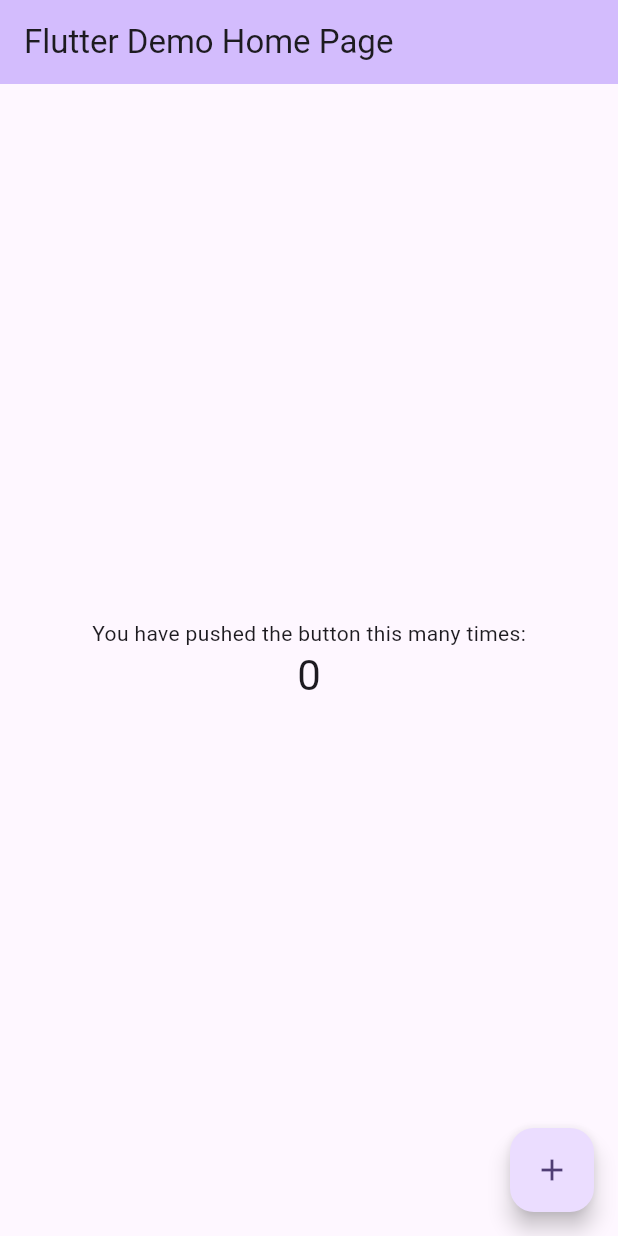
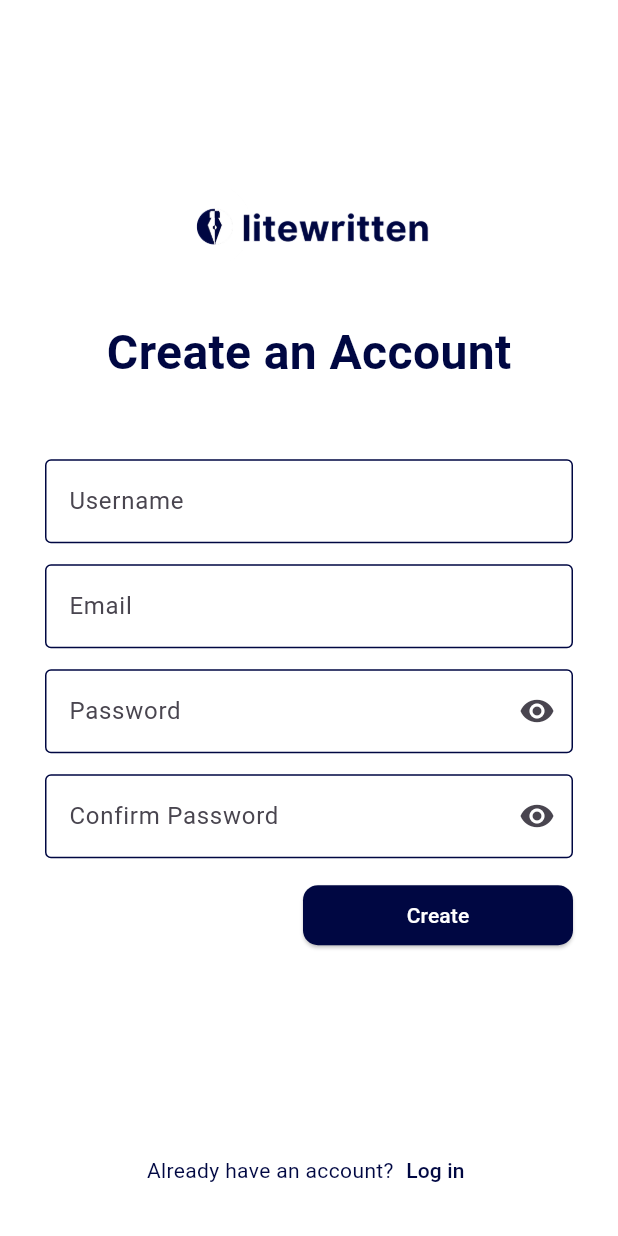
Before and after one commit to GodfreyPotato/litewritten, a Flutter app: the screen it shows after launch, on a phone screen of 412 x 824 dp. Run offline on Flutter 3.47's test engine with Material 3 defaults, Android fonts, the phone set to English and light mode, and no system bars; our stand-ins replace cloud_firestore, firebase_auth, firebase_core, quickalert; accounts and stored records are empty.

Commit message:
login registration working

```diff
--- a/lib/main.dart
+++ b/lib/main.dart
@@ -1,122 +1,24 @@
+import 'package:firebase_core/firebase_core.dart';
 import 'package:flutter/material.dart';
+import 'package:litewritten/firebase_options.dart';
+import 'package:litewritten/screens/loginScreen.dart';
+import 'package:litewritten/screens/registrationScreen.dart';
+import 'package:litewritten/screens/uploadAudio(do%20not%20touch).dart';
 
-void main() {
-  runApp(const MyApp());
+void main() async {
+  WidgetsFlutterBinding.ensureInitialized();
+  await Firebase.initializeApp(options: DefaultFirebaseOptions.currentPlatform);
+  runApp(LitewrittenApp());
 }
 
-class MyApp extends StatelessWidget {
-  const MyApp({super.key});
+class LitewrittenApp extends StatelessWidget {
+  const LitewrittenApp({super.key});
 
-  // This widget is the root of your application.
   @override
   Widget build(BuildContext context) {
     return MaterialApp(
-      title: 'Flutter Demo',
-      theme: ThemeData(
-        // This is the theme of your application.
-        //
-        // TRY THIS: Try running your application with "flutter run". You'll see
-        // the application has a purple toolbar. Then, without quitting the app,
-        // try changing the seedColor in the colorScheme below to Colors.green
-        // and then invoke "hot reload" (save your changes or press the "hot
-        // reload" button in a Flutter-supported IDE, or press "r" if you used
-        // the command line to start the app).
-        //
-        // Notice that the counter didn't reset back to zero; the application
-        // state is not lost during the reload. To reset the state, use hot
-        // restart instead.
-        //
-        // This works for code too, not just values: Most code changes can be
-        // tested with just a hot reload.
-        colorScheme: ColorScheme.fromSeed(seedColor: Colors.deepPurple),
-      ),
-      home: const MyHomePage(title: 'Flutter Demo Home Page'),
+      home: RegistrationScreen(),
+      debugShowCheckedModeBanner: false,
     );
   }
 }
-
-class MyHomePage extends StatefulWidget {
-  const MyHomePage({super.key, required this.title});
-
-  // This widget is the home page of your application. It is stateful, meaning
-  // that it has a State object (defined below) that contains fields that affect
-  // how it looks.
-
-  // This class is the configuration for the state. It holds the values (in this
-  // case the title) provided by the parent (in this case the App widget) and
-  // used by the build method of the State. Fields in a Widget subclass are
-  // always marked "final".
-
-  final String title;
-
-  @override
-  State<MyHomePage> createState() => _MyHomePageState();
-}
-
-class _MyHomePageState extends State<MyHomePage> {
-  int _counter = 0;
-
-  void _incrementCounter() {
-    setState(() {
-      // This call to setState tells the Flutter framework that something has
-      // changed in this State, which causes it to rerun the build method below
-      // so that the display can reflect the updated values. If we changed
-      // _counter without calling setState(), then the build method would not be
-      // called again, and so nothing would appear to happen.
-      _counter++;
-    });
-  }
-
-  @override
-  Widget build(BuildContext context) {
-    // This method is rerun every time setState is called, for instance as done
-    // by the _incrementCounter method above.
-    //
-    // The Flutter framework has been optimized to make rerunning build methods
-    // fast, so that you can just rebuild anything that needs updating rather
-    // than having to individually change instances of widgets.
-    return Scaffold(
-      appBar: AppBar(
-        // TRY THIS: Try changing the color here to a specific color (to
-        // Colors.amber, perhaps?) and trigger a hot reload to see the AppBar
-        // change color while the other colors stay the same.
-        backgroundColor: Theme.of(context).colorScheme.inversePrimary,
-        // Here we take the value from the MyHomePage object that was created by
-        // the App.build method, and use it to set our appbar title.
-        title: Text(widget.title),
-      ),
-      body: Center(
-        // Center is a layout widget. It takes a single child and positions it
-        // in the middle of the parent.
-        child: Column(
-          // Column is also a layout widget. It takes a list of children and
-          // arranges them vertically. By default, it sizes itself to fit its
-          // children horizontally, and tries to be as tall as its parent.
-          //
-          // Column has various properties to control how it sizes itself and
-          // how it positions its children. Here we use mainAxisAlignment to
-          // center the children vertically; the main axis here is the vertical
-          // axis because Columns are vertical (the cross axis would be
-          // horizontal).
-          //
-          // TRY THIS: Invoke "debug painting" (choose the "Toggle Debug Paint"
-          // action in the IDE, or press "p" in the console), to see the
-          // wireframe for each widget.
-          mainAxisAlignment: MainAxisAlignment.center,
-          children: <Widget>[
-            const Text('You have pushed the button this many times:'),
-            Text(
-              '$_counter',
-              style: Theme.of(context).textTheme.headlineMedium,
-            ),
-          ],
-        ),
-      ),
-      floatingActionButton: FloatingActionButton(
-        onPressed: _incrementCounter,
-        tooltip: 'Increment',
-        child: const Icon(Icons.add),
-      ), // This trailing comma makes auto-formatting nicer for build methods.
-    );
-  }
-}
--- /dev/null
+++ b/lib/screens/registrationScreen.dart
@@ -0,0 +1,231 @@
+import 'package:cloud_firestore/cloud_firestore.dart';
+import 'package:firebase_auth/firebase_auth.dart';
+import 'package:flutter/material.dart';
+import 'package:litewritten/screens/loginScreen.dart';
+import 'package:quickalert/quickalert.dart';
+
+class RegistrationScreen extends StatefulWidget {
+  const RegistrationScreen({super.key});
+
+  @override
+  State<RegistrationScreen> createState() => _RegistrationScreenState();
+}
+
+class _RegistrationScreenState extends State<RegistrationScreen> {
+  var emailCtrl = TextEditingController();
+  var passCtrl = TextEditingController();
+  var usernameCtrl = TextEditingController();
+  var cpassCtrl = TextEditingController();
+  var formKey = GlobalKey<FormState>();
+
+  bool isShown = true;
+  @override
+  Widget build(BuildContext context) {
+    return SafeArea(
+      child: Scaffold(
+        backgroundColor: Colors.white,
+        body: Column(
+          children: [
+            Expanded(
+              child: Center(
+                child: Padding(
+                  padding: const EdgeInsets.symmetric(horizontal: 30.0),
+                  child: Form(
+                    key: formKey,
+                    child: Column(
+                      spacing: 14,
+                      mainAxisSize: MainAxisSize.min,
+                      children: [
+                        Image.asset('assets/images/logo.png', width: 180),
+                        Text(
+                          "Create an Account",
+                          style: TextStyle(
+                            fontSize: 32,
+                            fontWeight: FontWeight.bold,
+                            color: Color(0xFF000742),
+                          ),
+                        ),
+                        SizedBox(height: 20),
+                        TextFormField(
+                          controller: usernameCtrl,
+                          decoration: InputDecoration(
+                            border: OutlineInputBorder(),
+                            labelText: "Username",
+                            enabledBorder: OutlineInputBorder(
+                              borderSide: BorderSide(color: Color(0xFF000742)),
+                            ),
+                          ),
+                          validator: (value) {
+                            if (value == null || value.isEmpty) {
+                              return 'Please enter your username';
+                            }
+                            return null;
+                          },
+                        ),
+                        TextFormField(
+                          controller: emailCtrl,
+                          decoration: InputDecoration(
+                            border: OutlineInputBorder(),
+                            labelText: "Email",
+                            enabledBorder: OutlineInputBorder(
+                              borderSide: BorderSide(color: Color(0xFF000742)),
+                            ),
+                          ),
+                          validator: (value) {
+                            if (value == null || value.isEmpty) {
+                              return 'Please enter your email';
+                            }
+                            return null;
+                          },
+                        ),
+                        TextFormField(
+                          obscureText: isShown,
+                          controller: passCtrl,
+                          decoration: InputDecoration(
+                            suffixIcon: IconButton(
+                              onPressed: () {
+                                isShown = !isShown;
+                                setState(() {});
+                              },
+                              icon:
+                                  isShown
+                                      ? Icon(Icons.visibility)
+                                      : Icon(Icons.visibility_off),
+                            ),
+                            border: OutlineInputBorder(),
+                            labelText: "Password",
+                            enabledBorder: OutlineInputBorder(
+                              borderSide: BorderSide(color: Color(0xFF000742)),
+                            ),
+                          ),
+                          validator: (value) {
+                            if (value == null || value.isEmpty) {
+                              return 'Please enter your password';
+                            }
+                            return null;
+                          },
+                        ),
+                        TextFormField(
+                          controller: cpassCtrl,
+                          obscureText: isShown,
+                          decoration: InputDecoration(
+                            suffixIcon: IconButton(
+                              onPressed: () {
+                                isShown = !isShown;
+                                setState(() {});
+                              },
+                              icon:
+                                  isShown
+                                      ? Icon(Icons.visibility)
+                                      : Icon(Icons.visibility_off),
+                            ),
+                            border: OutlineInputBorder(),
+                            labelText: "Confirm Password",
+                            enabledBorder: OutlineInputBorder(
+                              borderSide: BorderSide(color: Color(0xFF000742)),
+                            ),
+                          ),
+                          validator: (value) {
+                            if (value == null || value.isEmpty) {
+                              return 'Please enter your password';
+                            }
+                            if (value != passCtrl.text) {
+                              return "Please check your password";
+                            }
+                            return null;
+                          },
+                        ),
+
+                        Align(
+                          alignment: Alignment.centerRight,
+                          child: ElevatedButton(
+                            onPressed: handleRegistration,
+                            style: ElevatedButton.styleFrom(
+                              foregroundColor: Colors.white,
+                              backgroundColor: Color(0xFF000742),
+                              minimumSize: Size(180, 40),
+                              shape: RoundedRectangleBorder(
+                                borderRadius: BorderRadius.circular(10),
+                              ),
+                            ),
+                            child: Text("Create"),
+                          ),
+                        ),
+                      ],
+                    ),
+                  ),
+                ),
+              ),
+            ),
+            Padding(
+              padding: const EdgeInsets.all(20),
+              child: Row(
+                mainAxisSize: MainAxisSize.min,
+                children: [
+                  Text(
+                    "Already have an account? ",
+                    style: TextStyle(color: Color(0xFF000742)),
+                  ),
+                  TextButton(
+                    style: TextButton.styleFrom(
+                      padding: EdgeInsets.zero,
+                      minimumSize: Size(0, 0),
+                      foregroundColor: Color(0xFF000742),
+                    ),
+                    onPressed: () {
+                      Navigator.of(context).pushReplacement(
+                        MaterialPageRoute(builder: (context) => LoginScreen()),
+                      );
+                    },
+                    child: Text("Log in"),
+                  ),
+                ],
+              ),
+            ),
+          ],
+        ),
+      ),
+    );
+  }
+
+  void handleRegistration() async {
+    if (formKey.currentState!.validate()) {
+      QuickAlert.show(
+        context: context,
+        type: QuickAlertType.loading,
+        barrierDismissible: false,
+      );
+      try {
+        UserCredential user = await FirebaseAuth.instance
+            .createUserWithEmailAndPassword(
+              email: emailCtrl.text,
+              password: passCtrl.text,
+            );
+
+        await FirebaseFirestore.instance
+            .collection("users")
+            .doc(user.user!.uid)
+            .set({"username": usernameCtrl.text, "email": emailCtrl.text});
+
+        Navigator.of(context).pop();
+        await QuickAlert.show(
+          context: context,
+          type: QuickAlertType.success,
+          title: "Account Created!",
+        );
+
+        Navigator.of(
+          context,
+        ).push(MaterialPageRoute(builder: (context) => LoginScreen()));
+      } on FirebaseAuthException catch (e) {
+        Navigator.of(context).pop();
+        QuickAlert.show(
+          context: context,
+          type: QuickAlertType.error,
+          text: e.message,
+          title: "Error Occured!",
+        );
+      }
+    }
+  }
+}
```
Also changed, not shown: lib/screens/homeScreen.dart (added, +15 -0 lines), lib/screens/loginScreen.dart (added, +197 -0 lines), lib/screens/uploadAudio(do not touch).dart (added, +63 -0 lines), pubspec.yaml (+10 -4 lines), assets/images/logo.png (added), firebase.json (added), lib/firebase_options.dart (added), pubspec.lock, 9 other files.
